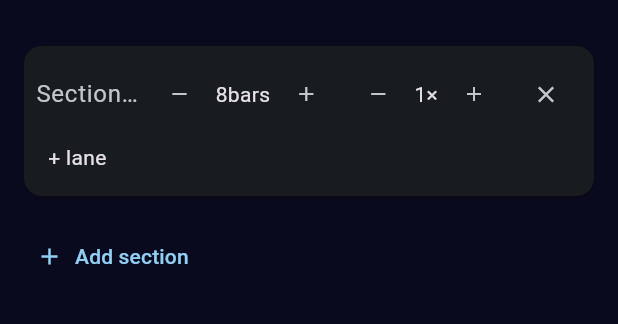
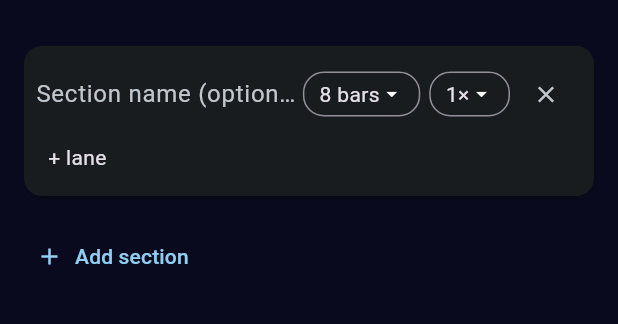
Before and after one commit to Rensykes/muzician, a Flutter app: the SongwriterScreen screen opened directly, after a tap on "Add section", on a phone screen of 412 x 824 dp, the part 74-398 px from its top. Run offline on Flutter 3.47's test engine with Material 3 defaults, Android fonts, the phone set to English and light mode, and no system bars; our stand-ins replace audioplayers, file_picker, flutter_riverpod, shared_preferences; missing offline and left inert: record; accounts and stored records are empty.

Commit message:
feat(songwriter): section bars/repeat value pills + stepper
Replace the cramped inline steppers with labeled tappable pills ('8 bars',
'2×'); tapping opens a +/- stepper dialog that live-applies.

Co-Authored-By: Claude Opus 4.8 <noreply@anthropic.com>

```diff
--- a/lib/features/songwriter/songwriter_section_card.dart
+++ b/lib/features/songwriter/songwriter_section_card.dart
@@ -43,15 +43,28 @@ class SongwriterSectionCard extends ConsumerWidget {
                         notifier.renameSection(sectionId, v.isEmpty ? null : v),
                   ),
                 ),
-                _Stepper(
-                  label: 'bars',
+                _ValuePill(
+                  key: Key('barsPill_$sectionId'),
+                  label: '${section.lengthBars} bars',
+                  onTap: () => _openStepper(
+                    context,
+                    title: 'Bars',
                     value: section.lengthBars,
+                    min: 1,
                     onChanged: (v) => notifier.setSectionLength(sectionId, v),
                   ),
-                _Stepper(
-                  label: '×',
+                ),
+                const SizedBox(width: 6),
+                _ValuePill(
+                  key: Key('repeatPill_$sectionId'),
+                  label: '${section.repeat}×',
+                  onTap: () => _openStepper(
+                    context,
+                    title: 'Repeat',
                     value: section.repeat,
+                    min: 1,
                     onChanged: (v) => notifier.setSectionRepeat(sectionId, v),
+                  ),
                 ),
                 IconButton(
                   key: Key('removeSection_$sectionId'),
@@ -138,28 +151,99 @@ class SongwriterSectionCard extends ConsumerWidget {
   }
 }
 
-class _Stepper extends StatelessWidget {
-  const _Stepper({
-    required this.label,
-    required this.value,
+void _openStepper(
+  BuildContext context, {
+  required String title,
+  required int value,
+  required int min,
+  required ValueChanged<int> onChanged,
+}) {
+  showDialog<void>(
+    context: context,
+    builder: (_) => _StepperDialog(
+      title: title,
+      initial: value,
+      min: min,
+      onChanged: onChanged,
+    ),
+  );
+}
+
+class _ValuePill extends StatelessWidget {
+  const _ValuePill({super.key, required this.label, required this.onTap});
+  final String label;
+  final VoidCallback onTap;
+  @override
+  Widget build(BuildContext context) {
+    final theme = Theme.of(context);
+    return InkWell(
+      onTap: onTap,
+      borderRadius: BorderRadius.circular(14),
+      child: Container(
+        padding: const EdgeInsets.symmetric(horizontal: 10, vertical: 4),
+        decoration: BoxDecoration(
+          borderRadius: BorderRadius.circular(14),
+          border: Border.all(color: theme.dividerColor),
+        ),
+        child: Row(
+          mainAxisSize: MainAxisSize.min,
+          children: [
+            Text(label),
+            const Icon(Icons.arrow_drop_down, size: 16),
+          ],
+        ),
+      ),
+    );
+  }
+}
+
+class _StepperDialog extends StatefulWidget {
+  const _StepperDialog({
+    required this.title,
+    required this.initial,
+    required this.min,
     required this.onChanged,
   });
-  final String label;
-  final int value;
+  final String title;
+  final int initial;
+  final int min;
   final ValueChanged<int> onChanged;
   @override
+  State<_StepperDialog> createState() => _StepperDialogState();
+}
+
+class _StepperDialogState extends State<_StepperDialog> {
+  late int _v = widget.initial;
+  void _set(int next) {
+    if (next < widget.min) return;
+    setState(() => _v = next);
+    widget.onChanged(_v); // live-apply
+  }
+
+  @override
   Widget build(BuildContext context) {
-    return Row(
-      mainAxisSize: MainAxisSize.min,
+    return AlertDialog(
+      title: Text(widget.title),
+      content: Row(
+        mainAxisAlignment: MainAxisAlignment.center,
         children: [
           IconButton(
-          icon: const Icon(Icons.remove, size: 16),
-          onPressed: () => onChanged(value - 1),
+            key: const Key('stepperMinus'),
+            icon: const Icon(Icons.remove),
+            onPressed: () => _set(_v - 1),
           ),
-        Text('$value$label'),
+          Text('$_v', style: Theme.of(context).textTheme.headlineSmall),
           IconButton(
-          icon: const Icon(Icons.add, size: 16),
-          onPressed: () => onChanged(value + 1),
+            key: const Key('stepperPlus'),
+            icon: const Icon(Icons.add),
+            onPressed: () => _set(_v + 1),
+          ),
+        ],
+      ),
+      actions: [
+        TextButton(
+          onPressed: () => Navigator.pop(context),
+          child: const Text('Done'),
         ),
       ],
     );
```
Also changed, not shown: 1 other file. Lines whose indentation alone changed are shown as unchanged.
